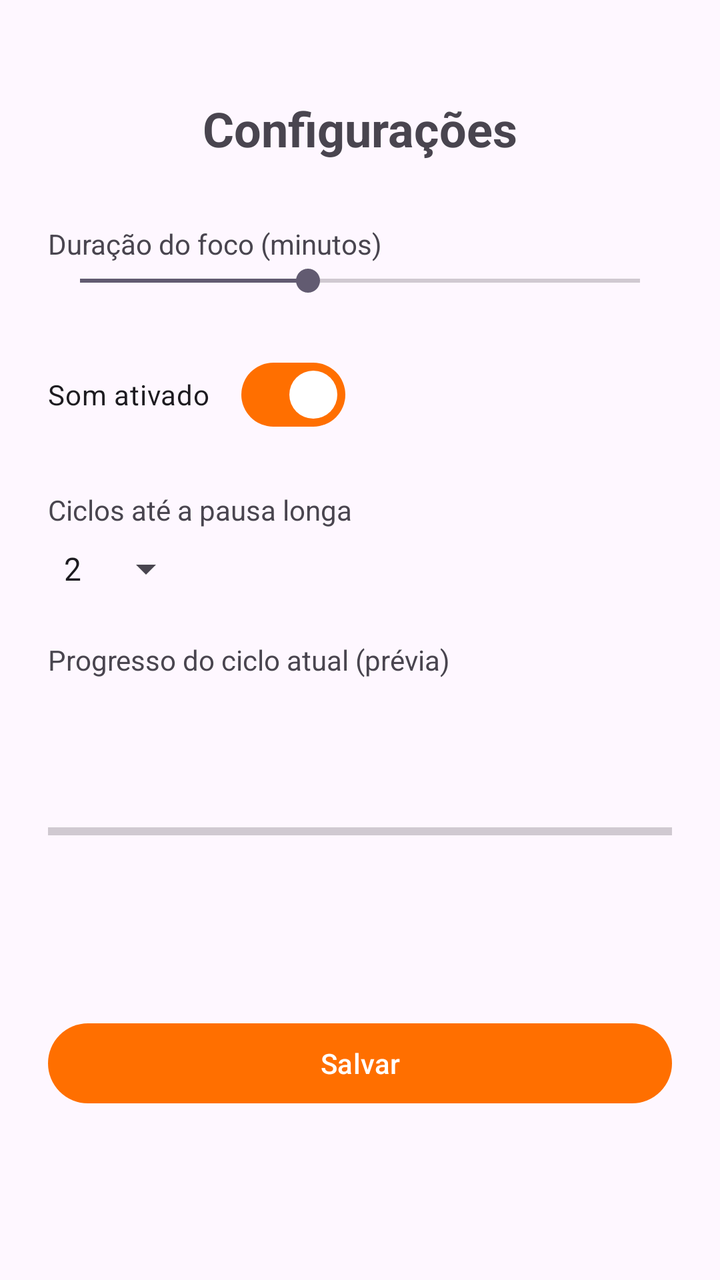
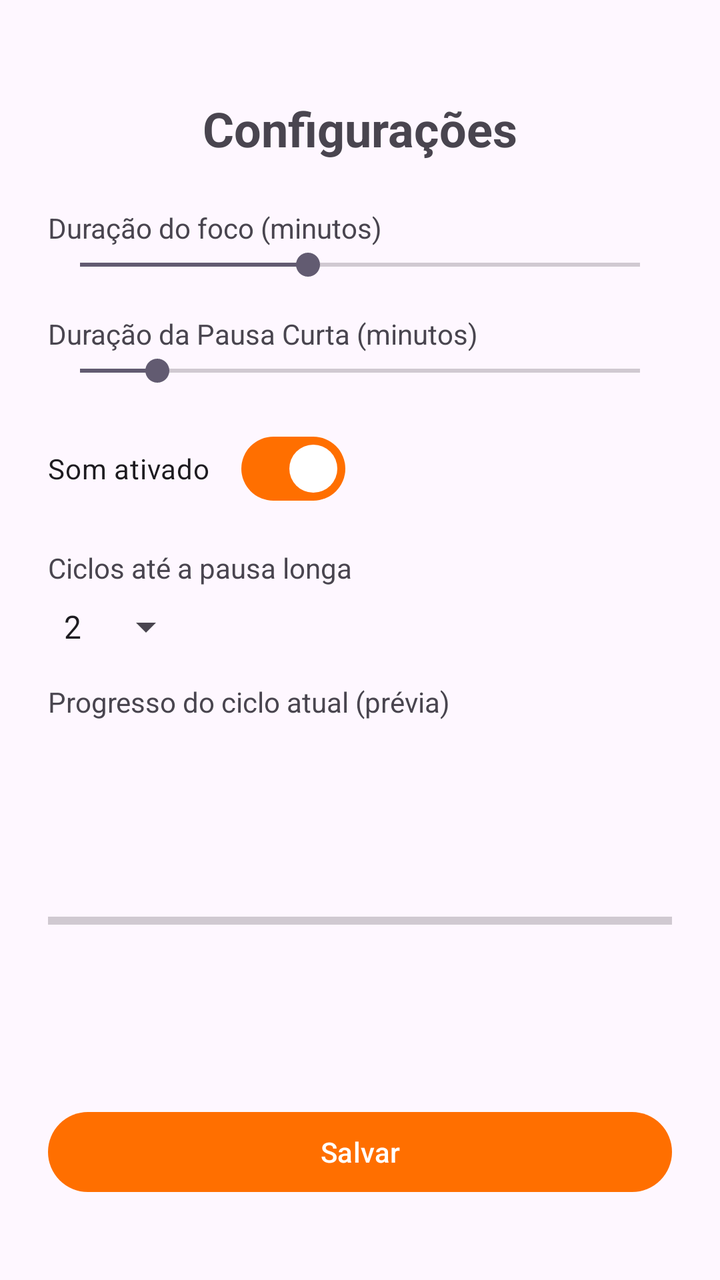

Before-and-after screenshots of an Android layout around one commit, followed by the original layout XML and the change that was made.
<!-- AndroidManifest.xml: application theme Theme.FocusZone -->
<!-- res/layout/activity_configuracao.xml -->
<?xml version="1.0" encoding="utf-8"?>
<androidx.constraintlayout.widget.ConstraintLayout xmlns:android="http://schemas.android.com/apk/res/android"
    xmlns:app="http://schemas.android.com/apk/res-auto"
    android:layout_width="match_parent"
    android:layout_height="match_parent"
    android:padding="24dp">

    <com.google.android.material.textview.MaterialTextView
        android:id="@+id/tituloConfiguracaoText"
        android:layout_width="wrap_content"
        android:layout_height="wrap_content"
        android:text="@string/titulo_configuracao"
        android:textSize="24sp"
        android:textStyle="bold"
        app:layout_constraintTop_toTopOf="parent"
        app:layout_constraintStart_toStartOf="parent"
        app:layout_constraintEnd_toEndOf="parent"
        android:layout_marginTop="24dp"/>

    <TextView
        android:id="@+id/duracaoFocoLabel"
        android:layout_width="wrap_content"
        android:layout_height="wrap_content"
        android:text="@string/label_duracao_foco"
        app:layout_constraintTop_toBottomOf="@id/tituloConfiguracaoText"
        app:layout_constraintStart_toStartOf="parent"
        android:layout_marginTop="32dp"/>

    <SeekBar
        android:id="@+id/duracaoFocoSeekBar"
        android:layout_width="0dp"
        android:layout_height="wrap_content"
        android:min="1"
        android:max="60"
        android:progress="25"
        app:layout_constraintTop_toBottomOf="@id/duracaoFocoLabel"
        app:layout_constraintStart_toStartOf="parent"
        app:layout_constraintEnd_toEndOf="parent"/>

    <com.google.android.material.materialswitch.MaterialSwitch
        android:id="@+id/somAtivadoSwitch"
        android:layout_width="wrap_content"
        android:layout_height="wrap_content"
        android:text="@string/label_som_ativado"
        android:checked="true"
        app:layout_constraintTop_toBottomOf="@id/duracaoFocoSeekBar"
        app:layout_constraintStart_toStartOf="parent"
        android:layout_marginTop="24dp"/>

    <TextView
        android:id="@+id/ciclosLabel"
        android:layout_width="wrap_content"
        android:layout_height="wrap_content"
        android:text="@string/label_ciclos"
        app:layout_constraintTop_toBottomOf="@id/somAtivadoSwitch"
        app:layout_constraintStart_toStartOf="parent"
        android:layout_marginTop="24dp"/>

    <Spinner
        android:id="@+id/ciclosSpinner"
        android:layout_width="wrap_content"
        android:layout_height="wrap_content"
        android:entries="@array/opcoes_ciclos"
        app:layout_constraintTop_toBottomOf="@id/ciclosLabel"
        app:layout_constraintStart_toStartOf="parent"
        android:layout_marginTop="8dp"/>

    <TextView
        android:id="@+id/progressoCicloLabel"
        android:layout_width="wrap_content"
        android:layout_height="wrap_content"
        android:text="@string/label_progresso_ciclo"
        app:layout_constraintTop_toBottomOf="@id/ciclosSpinner"
        app:layout_constraintStart_toStartOf="parent"
        android:layout_marginTop="24dp"/>

    <ProgressBar
        android:id="@+id/progressoCicloBar"
        style="?android:attr/progressBarStyleHorizontal"
        android:layout_width="0dp"
        android:layout_height="wrap_content"
        android:max="100"
        android:progress="0"
        app:layout_constraintTop_toBottomOf="@id/progressoCicloLabel"
        app:layout_constraintBottom_toTopOf="@id/salvarConfiguracaoButton"
        app:layout_constraintStart_toStartOf="parent"
        app:layout_constraintEnd_toEndOf="parent"
        android:layout_marginTop="8dp"/>

    <com.google.android.material.button.MaterialButton
        android:id="@+id/salvarConfiguracaoButton"
        android:layout_width="0dp"
        android:layout_height="wrap_content"
        android:text="@string/btn_salvar"
        app:layout_constraintTop_toBottomOf="@id/progressoCicloBar"
        app:layout_constraintBottom_toBottomOf="parent"
        app:layout_constraintStart_toStartOf="parent"
        app:layout_constraintEnd_toEndOf="parent"
        android:layout_marginTop="24dp"/>

</androidx.constraintlayout.widget.ConstraintLayout>
<!-- resources referenced by this layout -->
<resources>
  <string-array name="opcoes_ciclos">
          <item>2</item>
          <item>3</item>
          <item>4</item>
          <item>5</item>
          <item>6</item>
      </string-array>
  <string name="btn_salvar">Salvar</string>
  <string name="label_ciclos">Ciclos até a pausa longa</string>
  <string name="label_duracao_foco">Duração do foco (minutos)</string>
  <string name="label_progresso_ciclo">Progresso do ciclo atual (prévia)</string>
  <string name="label_som_ativado">Som ativado</string>
  <string name="titulo_configuracao">Configurações</string>
  <style name="Theme.FocusZone" parent="Base.Theme.FocusZone" />
  <style name="Base.Theme.FocusZone" parent="Theme.Material3.DayNight.NoActionBar">
          
          <item name="colorPrimary">@color/focusPrimary</item>
      </style>
  <color name="focusPrimary">#FF6F00</color>
</resources>

<!-- the commit's change to res/layout/activity_configuracao.xml (unified diff, before → after) -->
@@ -24,7 +24,7 @@
         android:text="@string/label_duracao_foco"
         app:layout_constraintTop_toBottomOf="@id/tituloConfiguracaoText"
         app:layout_constraintStart_toStartOf="parent"
-        android:layout_marginTop="32dp"/>
+        android:layout_marginTop="24dp"/>
 
     <SeekBar
         android:id="@+id/duracaoFocoSeekBar"
@@ -37,16 +37,35 @@
         app:layout_constraintStart_toStartOf="parent"
         app:layout_constraintEnd_toEndOf="parent"/>
 
+    <TextView
+        android:id="@+id/duracaoPausaLabel"
+        android:layout_width="wrap_content"
+        android:layout_height="wrap_content"
+        android:text="@string/duracao_pausa_curta"
+        app:layout_constraintTop_toBottomOf="@id/duracaoFocoSeekBar"
+        app:layout_constraintStart_toStartOf="parent"
+        android:layout_marginTop="16dp"/>
+
+    <SeekBar
+        android:id="@+id/duracaoPausaSeekBar"
+        android:layout_width="0dp"
+        android:layout_height="wrap_content"
+        android:min="1"
+        android:max="30"
+        android:progress="5"
+        app:layout_constraintTop_toBottomOf="@id/duracaoPausaLabel"
+        app:layout_constraintStart_toStartOf="parent"
+        app:layout_constraintEnd_toEndOf="parent"/>
+
     <com.google.android.material.materialswitch.MaterialSwitch
         android:id="@+id/somAtivadoSwitch"
         android:layout_width="wrap_content"
         android:layout_height="wrap_content"
         android:text="@string/label_som_ativado"
         android:checked="true"
-        app:layout_constraintTop_toBottomOf="@id/duracaoFocoSeekBar"
+        app:layout_constraintTop_toBottomOf="@id/duracaoPausaSeekBar"
         app:layout_constraintStart_toStartOf="parent"
-        android:layout_marginTop="24dp"/>
-
+        android:layout_marginTop="16dp"/>
     <TextView
         android:id="@+id/ciclosLabel"
         android:layout_width="wrap_content"
@@ -54,7 +73,7 @@
         android:text="@string/label_ciclos"
         app:layout_constraintTop_toBottomOf="@id/somAtivadoSwitch"
         app:layout_constraintStart_toStartOf="parent"
-        android:layout_marginTop="24dp"/>
+        android:layout_marginTop="16dp"/>
 
     <Spinner
         android:id="@+id/ciclosSpinner"
@@ -72,7 +91,7 @@
         android:text="@string/label_progresso_ciclo"
         app:layout_constraintTop_toBottomOf="@id/ciclosSpinner"
         app:layout_constraintStart_toStartOf="parent"
-        android:layout_marginTop="24dp"/>
+        android:layout_marginTop="16dp"/>
 
     <ProgressBar
         android:id="@+id/progressoCicloBar"
@@ -92,10 +111,9 @@
         android:layout_width="0dp"
         android:layout_height="wrap_content"
         android:text="@string/btn_salvar"
-        app:layout_constraintTop_toBottomOf="@id/progressoCicloBar"
         app:layout_constraintBottom_toBottomOf="parent"
         app:layout_constraintStart_toStartOf="parent"
         app:layout_constraintEnd_toEndOf="parent"
-        android:layout_marginTop="24dp"/>
+        android:layout_marginBottom="16dp"/>
 
 </androidx.constraintlayout.widget.ConstraintLayout>
<!-- resource entries referenced after the edit -->
@@ -8,6 +8,7 @@
           <item>6</item>
       </string-array>
   <string name="btn_salvar">Salvar</string>
+  <string name="duracao_pausa_curta">Duração da Pausa Curta (minutos)</string>
   <string name="label_ciclos">Ciclos até a pausa longa</string>
   <string name="label_duracao_foco">Duração do foco (minutos)</string>
   <string name="label_progresso_ciclo">Progresso do ciclo atual (prévia)</string>
